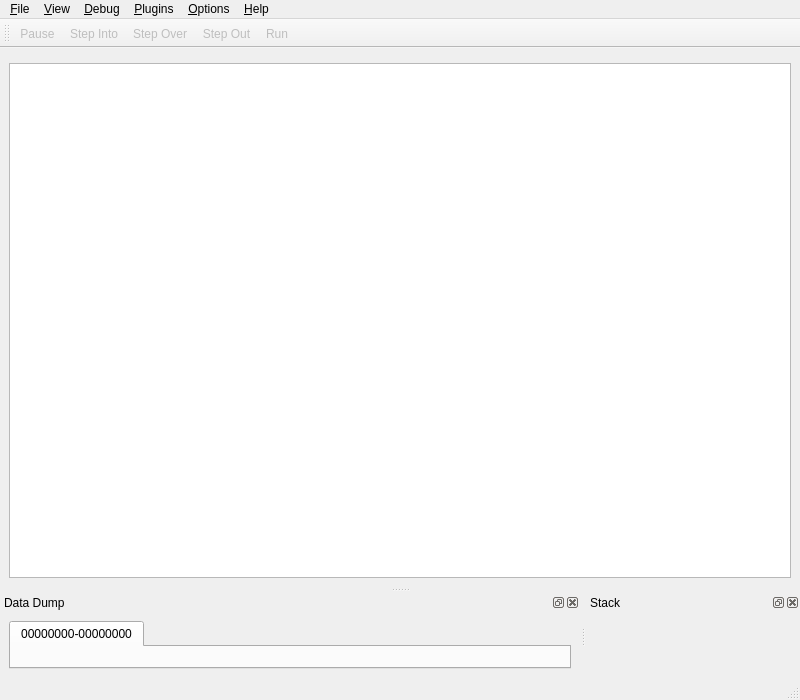
First picture: the form in src/Debugger.ui, repository eteran/edb-debugger, before the edit.
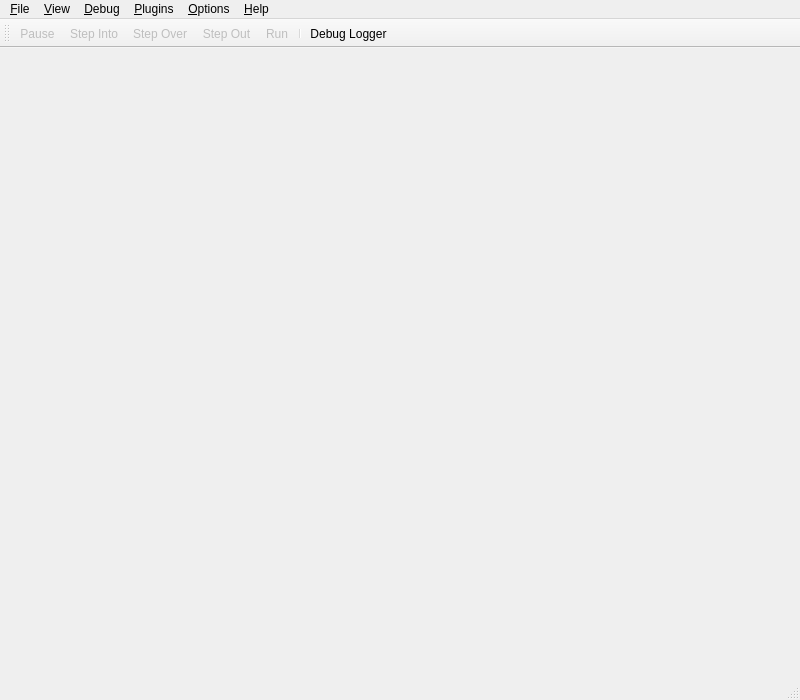
Second picture: the form after the edit. Icons and pictures are not drawn. Custom widgets are drawn as their Qt base class.

What changed in the file:
```diff
--- a/src/Debugger.ui
+++ b/src/Debugger.ui
@@ -15,24 +15,7 @@
    <string>edb</string>
   </property>
   <widget class="QWidget" name="centralwidget">
-   <layout class="QVBoxLayout" name="verticalLayout">
-    <item>
-     <widget class="QDisassemblyView" name="cpuView" native="true"/>
-    </item>
-    <item>
-     <widget class="QListView" name="listView">
-      <property name="font">
-       <font>
-        <family>Monospace</family>
-        <pointsize>10</pointsize>
-       </font>
-      </property>
-      <property name="editTriggers">
-       <set>QAbstractItemView::NoEditTriggers</set>
-      </property>
-     </widget>
-    </item>
-   </layout>
+   <layout class="QVBoxLayout" name="verticalLayout"/>
   </widget>
   <widget class="QMenuBar" name="menubar">
    <property name="geometry">
@@ -112,39 +95,6 @@
    <addaction name="menu_help"/>
   </widget>
   <widget class="QStatusBar" name="statusbar"/>
-  <widget class="QDockWidget" name="dataDock">
-   <property name="windowTitle">
-    <string>Data Dump</string>
-   </property>
-   <attribute name="dockWidgetArea">
-    <number>8</number>
-   </attribute>
-   <widget class="QWidget" name="dockWidgetContents_4">
-    <layout class="QGridLayout">
-     <item row="0" column="0">
-      <widget class="TabWidget" name="tabWidget">
-       <widget class="QWidget" name="tab">
-        <attribute name="title">
-         <string>00000000-00000000</string>
-        </attribute>
-        <layout class="QGridLayout"/>
-       </widget>
-      </widget>
-     </item>
-    </layout>
-   </widget>
-  </widget>
-  <widget class="QDockWidget" name="stackDock">
-   <property name="windowTitle">
-    <string>Stack</string>
-   </property>
-   <attribute name="dockWidgetArea">
-    <number>8</number>
-   </attribute>
-   <widget class="QWidget" name="dockWidgetContents">
-    <layout class="QGridLayout"/>
-   </widget>
-  </widget>
   <widget class="QToolBar" name="toolBar">
    <property name="windowTitle">
     <string>ToolBar</string>
@@ -163,6 +113,8 @@
    <addaction name="action_Step_Over"/>
    <addaction name="actionStep_Out"/>
    <addaction name="action_Run"/>
+   <addaction name="separator"/>
+   <addaction name="action_Debug_Logger"/>
   </widget>
   <action name="action_Open">
    <property name="icon">
@@ -458,20 +410,19 @@
     <string>Step Out</string>
    </property>
   </action>
+  <action name="action_Debug_Logger">
+   <property name="checkable">
+    <bool>true</bool>
+   </property>
+   <property name="icon">
+    <iconset theme="dialog-information">
+     <normaloff>.</normaloff>.</iconset>
+   </property>
+   <property name="text">
+    <string>Debug Logger</string>
+   </property>
+  </action>
  </widget>
- <customwidgets>
-  <customwidget>
-   <class>QDisassemblyView</class>
-   <extends>QWidget</extends>
-   <header>QDisassemblyView.h</header>
-  </customwidget>
-  <customwidget>
-   <class>TabWidget</class>
-   <extends>QTabWidget</extends>
-   <header>TabWidget.h</header>
-   <container>1</container>
-  </customwidget>
- </customwidgets>
  <resources/>
  <connections>
   <connection>
```
Left out of the diff: 39 changed lines with no effect on the pictures.
